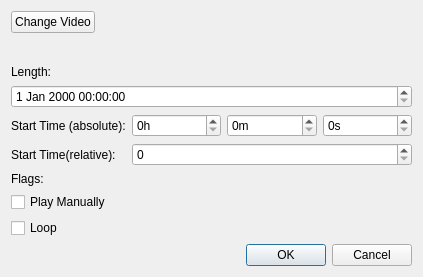
coderkalyan/vst_project, file designer/load_video_dialog.ui: the form before one commit.
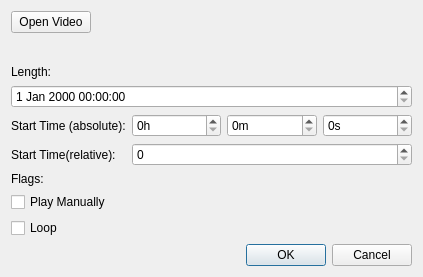
The form after the commit.

```diff
--- a/designer/load_video_dialog.ui
+++ b/designer/load_video_dialog.ui
@@ -161,7 +161,7 @@
    <item row="1" column="0">
     <widget class="QPushButton" name="button_choose_video">
      <property name="text">
-      <string>Change Video</string>
+      <string>Open Video</string>
      </property>
     </widget>
    </item>
```
